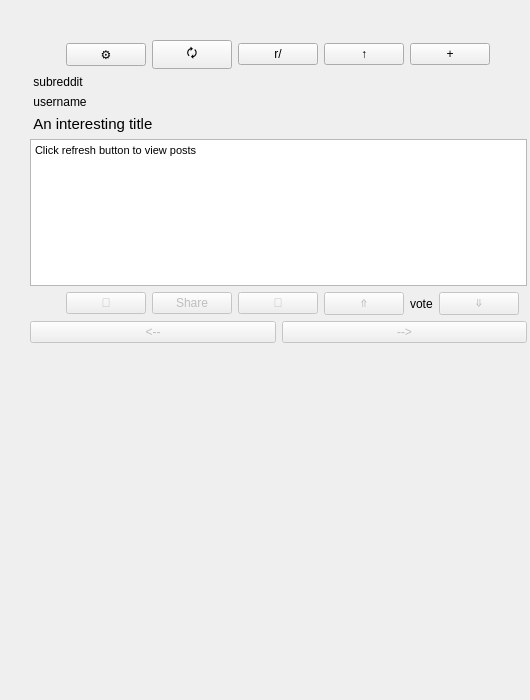
Above: main_ui.ui from Andrew-71/crappit-for-reddit before the change. Below: the same form after it.
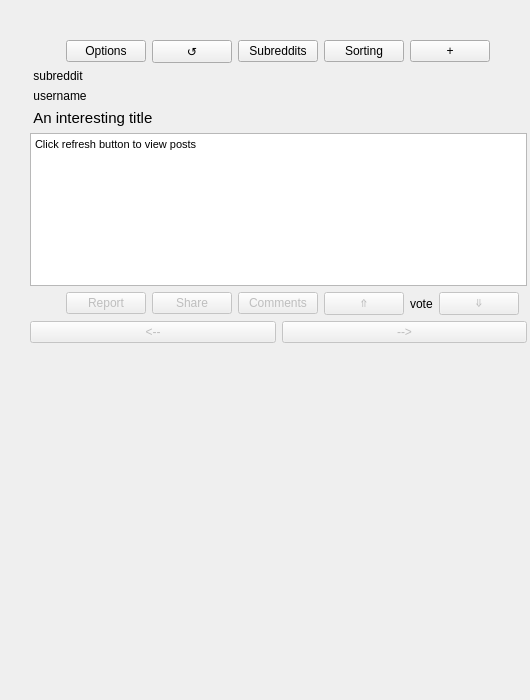
That is the form after the change.

Commit message: Subreddit & Sorting selection

```diff
--- a/main_ui.ui
+++ b/main_ui.ui
@@ -47,28 +47,28 @@
       <item>
        <widget class="QPushButton" name="settings_btn">
         <property name="text">
-         <string>⚙</string>
+         <string>Options</string>
         </property>
        </widget>
       </item>
       <item>
        <widget class="QPushButton" name="refresh_btn">
         <property name="text">
-         <string>🗘</string>
+         <string>↺</string>
         </property>
        </widget>
       </item>
       <item>
        <widget class="QPushButton" name="multireddit_btn">
         <property name="text">
-         <string>r/</string>
+         <string>Subreddits</string>
         </property>
        </widget>
       </item>
       <item>
        <widget class="QPushButton" name="sorting_btn">
         <property name="text">
-         <string>↑</string>
+         <string>Sorting</string>
         </property>
        </widget>
       </item>
@@ -108,15 +108,20 @@
      </widget>
     </item>
     <item>
-     <layout class="QHBoxLayout" name="horizontalLayout_5">
-      <item>
        <widget class="QLabel" name="username_text">
+      <property name="sizePolicy">
+       <sizepolicy hsizetype="Preferred" vsizetype="Fixed">
+        <horstretch>0</horstretch>
+        <verstretch>0</verstretch>
+       </sizepolicy>
+      </property>
         <property name="text">
          <string> username</string>
         </property>
-       </widget>
-      </item>
-     </layout>
+      <property name="textFormat">
+       <enum>Qt::AutoText</enum>
+      </property>
+     </widget>
     </item>
     <item>
      <layout class="QHBoxLayout" name="horizontalLayout_4">
@@ -146,8 +151,8 @@
        <string>&lt;!DOCTYPE HTML PUBLIC &quot;-//W3C//DTD HTML 4.0//EN&quot; &quot;http://www.w3.org/TR/REC-html40/strict.dtd&quot;&gt;
 &lt;html&gt;&lt;head&gt;&lt;meta name=&quot;qrichtext&quot; content=&quot;1&quot; /&gt;&lt;style type=&quot;text/css&quot;&gt;
 p, li { white-space: pre-wrap; }
-&lt;/style&gt;&lt;/head&gt;&lt;body style=&quot; font-family:'MS Shell Dlg 2'; font-size:8pt; font-weight:400; font-style:normal;&quot;&gt;
-&lt;p style=&quot; margin-top:0px; margin-bottom:0px; margin-left:0px; margin-right:0px; -qt-block-indent:0; text-indent:0px;&quot;&gt;Click refresh button to view posts&lt;/p&gt;&lt;/body&gt;&lt;/html&gt;</string>
+&lt;/style&gt;&lt;/head&gt;&lt;body style=&quot; font-family:'Fira Sans Semi-Light'; font-size:10pt; font-weight:400; font-style:normal;&quot;&gt;
+&lt;p style=&quot; margin-top:0px; margin-bottom:0px; margin-left:0px; margin-right:0px; -qt-block-indent:0; text-indent:0px;&quot;&gt;&lt;span style=&quot; font-family:'MS Shell Dlg 2'; font-size:8pt;&quot;&gt;Click refresh button to view posts&lt;/span&gt;&lt;/p&gt;&lt;/body&gt;&lt;/html&gt;</string>
       </property>
      </widget>
     </item>
@@ -172,7 +177,7 @@
          <bool>false</bool>
         </property>
         <property name="text">
-         <string>🚩</string>
+         <string>Report</string>
         </property>
        </widget>
       </item>
@@ -192,7 +197,7 @@
          <bool>false</bool>
         </property>
         <property name="text">
-         <string>💬</string>
+         <string>Comments</string>
         </property>
        </widget>
       </item>
```
Left out of the diff: 2 changed lines with no effect on the pictures. Lines whose indentation alone changed are shown as unchanged. The commit also changes 5 other files.
